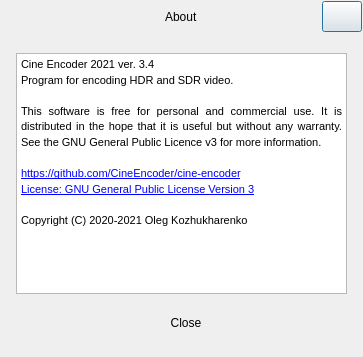
First picture: the form in app/about.ui, repository CineEncoder/cine-encoder, before the edit.
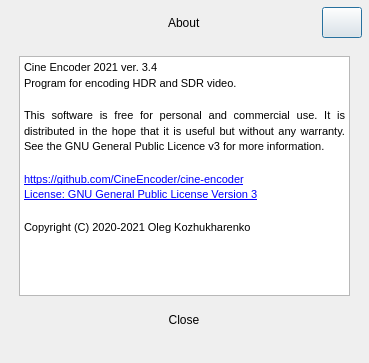
Second picture: the form after the edit. Icons and pictures are not drawn.

Diff of the .ui file:
```diff
--- a/app/about.ui
+++ b/app/about.ui
@@ -9,20 +9,20 @@
    <rect>
     <x>0</x>
     <y>0</y>
-    <width>363</width>
-    <height>357</height>
+    <width>369</width>
+    <height>363</height>
    </rect>
   </property>
   <property name="minimumSize">
    <size>
-    <width>363</width>
-    <height>357</height>
+    <width>369</width>
+    <height>363</height>
    </size>
   </property>
   <property name="maximumSize">
    <size>
-    <width>363</width>
-    <height>357</height>
+    <width>369</width>
+    <height>363</height>
    </size>
   </property>
   <property name="mouseTracking">
@@ -43,16 +43,16 @@
   </property>
   <layout class="QGridLayout" name="gridLayout_2">
    <property name="leftMargin">
-    <number>0</number>
+    <number>6</number>
    </property>
    <property name="topMargin">
-    <number>0</number>
+    <number>6</number>
    </property>
    <property name="rightMargin">
-    <number>0</number>
+    <number>6</number>
    </property>
    <property name="bottomMargin">
-    <number>0</number>
+    <number>6</number>
    </property>
    <property name="spacing">
     <number>0</number>
@@ -77,16 +77,22 @@
       </property>
       <item row="0" column="0">
        <widget class="QFrame" name="frame_main">
+        <property name="sizePolicy">
+         <sizepolicy hsizetype="Expanding" vsizetype="Expanding">
+          <horstretch>0</horstretch>
+          <verstretch>0</verstretch>
+         </sizepolicy>
+        </property>
         <property name="minimumSize">
          <size>
-          <width>340</width>
-          <height>250</height>
+          <width>0</width>
+          <height>0</height>
          </size>
         </property>
         <property name="maximumSize">
          <size>
-          <width>363</width>
-          <height>357</height>
+          <width>3840</width>
+          <height>2160</height>
          </size>
         </property>
         <property name="frameShape">
@@ -106,10 +112,16 @@
           <number>0</number>
          </property>
          <property name="bottomMargin">
-          <number>0</number>
+          <number>9</number>
          </property>
          <item row="1" column="0">
           <widget class="QFrame" name="frame">
+           <property name="sizePolicy">
+            <sizepolicy hsizetype="Expanding" vsizetype="Expanding">
+             <horstretch>0</horstretch>
+             <verstretch>0</verstretch>
+            </sizepolicy>
+           </property>
            <property name="minimumSize">
             <size>
              <width>0</width>
@@ -122,18 +134,41 @@
            <property name="frameShadow">
             <enum>QFrame::Raised</enum>
            </property>
+           <layout class="QGridLayout" name="gridLayout_4">
+            <property name="leftMargin">
+             <number>12</number>
+            </property>
+            <property name="topMargin">
+             <number>12</number>
+            </property>
+            <property name="rightMargin">
+             <number>12</number>
+            </property>
+            <property name="bottomMargin">
+             <number>12</number>
+            </property>
+            <property name="verticalSpacing">
+             <number>9</number>
+            </property>
+            <item row="0" column="0">
+             <widget class="QTextBrowser" name="textBrowser">
+              <property name="html">
+               <string>&lt;!DOCTYPE HTML PUBLIC &quot;-//W3C//DTD HTML 4.0//EN&quot; &quot;http://www.w3.org/TR/REC-html40/strict.dtd&quot;&gt;
+&lt;html&gt;&lt;head&gt;&lt;meta name=&quot;qrichtext&quot; content=&quot;1&quot; /&gt;&lt;meta charset=&quot;utf-8&quot; /&gt;&lt;style type=&quot;text/css&quot;&gt;
+p, li { white-space: pre-wrap; }
+&lt;/style&gt;&lt;/head&gt;&lt;body style=&quot; font-family:'Sans Serif'; font-size:9pt; font-weight:400; font-style:normal;&quot;&gt;
+&lt;p align=&quot;justify&quot; style=&quot; margin-top:12px; margin-bottom:12px; margin-left:0px; margin-right:0px; -qt-block-indent:0; text-indent:0px; line-height:120%;&quot;&gt;&lt;span style=&quot; font-family:'MS Shell Dlg 2'; font-size:8pt;&quot;&gt;Cine Encoder 2021 ver. 3.4&lt;br /&gt;Program for encoding HDR and SDR video.&lt;br /&gt;&lt;br /&gt;This software is free for personal and commercial use. It is distributed in the hope that it is useful but without any warranty. See the GNU General Public Licence v3 for more information.&lt;br /&gt;&lt;br /&gt;&lt;/span&gt;&lt;a href=&quot;https://github.com/CineEncoder/cine-encoder&quot;&gt;&lt;span style=&quot; font-family:'MS Shell Dlg 2'; font-size:8pt; text-decoration: underline; color:#0000ff;&quot;&gt;https://github.com/CineEncoder/cine-encoder&lt;/span&gt;&lt;/a&gt;&lt;span style=&quot; font-family:'MS Shell Dlg 2'; font-size:8pt;&quot;&gt;&lt;br /&gt;&lt;/span&gt;&lt;a href=&quot;https://github.com/CineEncoder/cine-encoder/blob/master/LICENSE&quot;&gt;&lt;span style=&quot; font-family:'MS Shell Dlg 2'; font-size:8pt; text-decoration: underline; color:#0000ff;&quot;&gt;License: GNU General Public License Version 3&lt;/span&gt;&lt;/a&gt;&lt;span style=&quot; font-family:'MS Shell Dlg 2'; font-size:8pt;&quot;&gt;&lt;br /&gt;&lt;br /&gt;Copyright (C) 2020-2021 Oleg Kozhukharenko&lt;/span&gt;&lt;/p&gt;&lt;/body&gt;&lt;/html&gt;</string>
+              </property>
+              <property name="acceptRichText">
+               <bool>true</bool>
+              </property>
+             </widget>
+            </item>
+            <item row="1" column="0" alignment="Qt::AlignHCenter">
            <widget class="QPushButton" name="buttonCancel">
             <property name="enabled">
              <bool>true</bool>
             </property>
-            <property name="geometry">
-             <rect>
-              <x>140</x>
-              <y>270</y>
-              <width>90</width>
-              <height>30</height>
-             </rect>
-            </property>
             <property name="sizePolicy">
              <sizepolicy hsizetype="Fixed" vsizetype="Fixed">
               <horstretch>0</horstretch>
@@ -156,30 +191,18 @@
              <bool>true</bool>
             </property>
            </widget>
-           <widget class="QTextBrowser" name="textBrowser">
-            <property name="geometry">
-             <rect>
-              <x>15</x>
-              <y>15</y>
-              <width>331</width>
-              <height>241</height>
-             </rect>
-            </property>
-            <property name="html">
-             <string>&lt;!DOCTYPE HTML PUBLIC &quot;-//W3C//DTD HTML 4.0//EN&quot; &quot;http://www.w3.org/TR/REC-html40/strict.dtd&quot;&gt;
-&lt;html&gt;&lt;head&gt;&lt;meta name=&quot;qrichtext&quot; content=&quot;1&quot; /&gt;&lt;style type=&quot;text/css&quot;&gt;
-p, li { white-space: pre-wrap; }
-&lt;/style&gt;&lt;/head&gt;&lt;body style=&quot; font-family:'MS Shell Dlg 2'; font-size:8.25pt; font-weight:400; font-style:normal;&quot;&gt;
-&lt;p align=&quot;justify&quot; style=&quot; margin-top:12px; margin-bottom:12px; margin-left:0px; margin-right:0px; -qt-block-indent:0; text-indent:0px; line-height:120%;&quot;&gt;&lt;span style=&quot; font-size:8pt;&quot;&gt;Cine Encoder 2021 ver. 3.4&lt;br /&gt;Program for encoding HDR and SDR video.&lt;br /&gt;&lt;br /&gt;This software is free for personal and commercial use. It is distributed in the hope that it is useful but without any warranty. See the GNU General Public Licence v3 for more information.&lt;br /&gt;&lt;br /&gt;&lt;/span&gt;&lt;a href=&quot;https://github.com/CineEncoder/cine-encoder&quot;&gt;&lt;span style=&quot; font-size:8pt; text-decoration: underline; color:#0000ff;&quot;&gt;https://github.com/CineEncoder/cine-encoder&lt;/span&gt;&lt;/a&gt;&lt;span style=&quot; font-size:8pt;&quot;&gt;&lt;br /&gt;&lt;/span&gt;&lt;a href=&quot;https://github.com/CineEncoder/cine-encoder/blob/master/LICENSE&quot;&gt;&lt;span style=&quot; font-size:8pt; text-decoration: underline; color:#0000ff;&quot;&gt;License: GNU General Public License Version 3&lt;/span&gt;&lt;/a&gt;&lt;span style=&quot; font-size:8pt;&quot;&gt;&lt;br /&gt;&lt;br /&gt;Copyright (C) 2020-2021 Oleg Kozhukharenko&lt;/span&gt;&lt;/p&gt;&lt;/body&gt;&lt;/html&gt;</string>
-            </property>
-            <property name="acceptRichText">
-             <bool>true</bool>
-            </property>
-           </widget>
+            </item>
+           </layout>
           </widget>
          </item>
          <item row="0" column="0">
           <widget class="QFrame" name="frame_top">
+           <property name="sizePolicy">
+            <sizepolicy hsizetype="Expanding" vsizetype="Preferred">
+             <horstretch>0</horstretch>
+             <verstretch>0</verstretch>
+            </sizepolicy>
+           </property>
            <property name="minimumSize">
             <size>
              <width>0</width>
```
Lines whose indentation alone changed are shown as unchanged.
